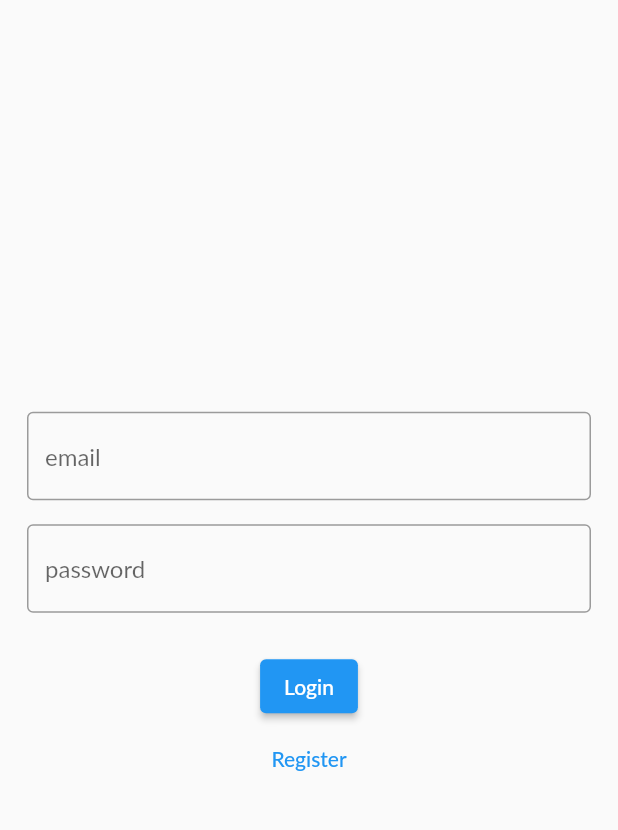
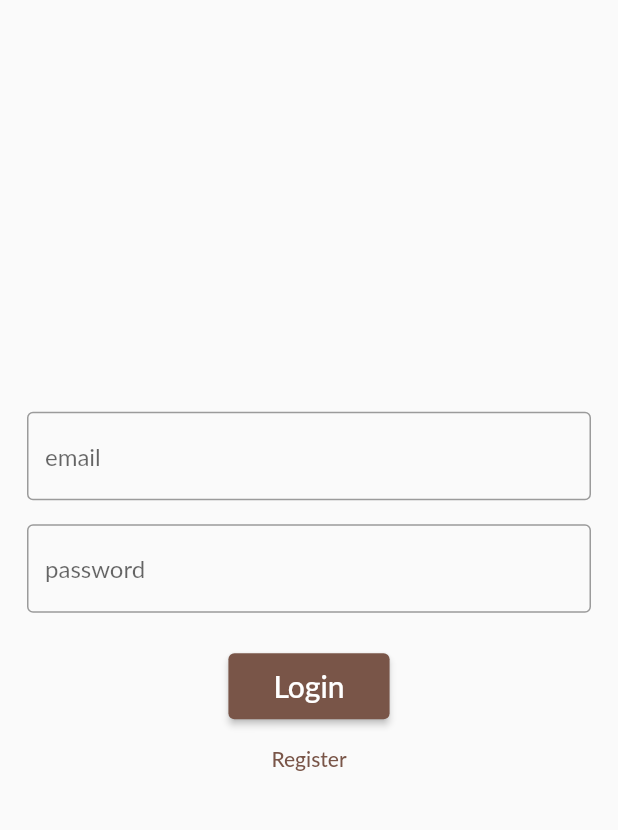
Before and after one commit to SamG10/torrefacteurK, a Flutter app: the screen it shows after launch, on a phone screen of 412 x 824 dp, the part 63-893 px from its top. Run offline on Flutter 3.47's test engine with Material 2 defaults, Android fonts, the light colour scheme and no system bars; our stand-ins replace firebase_auth, firebase_core, firebase_database; accounts and stored records are empty; Roboto replaces fonts that are missing (Lato).

Commit message:
feat: bottom app bar, logout button, form register

```diff
--- a/lib/main.dart
+++ b/lib/main.dart
@@ -1,5 +1,7 @@
 import 'package:firebase_core/firebase_core.dart';
+import 'package:firebase_database/firebase_database.dart';
 import 'package:flutter/material.dart';
+import 'package:torrefacteurk/firebase_options.dart';
 import 'package:torrefacteurk/views/widgets/widgetTree.dart';
 
 Future<void> main() async {
@@ -19,7 +21,7 @@ class MyApp extends StatelessWidget {
       debugShowCheckedModeBanner: false,
       theme: ThemeData(
         fontFamily: 'Lato',
-        primarySwatch: Colors.blue,
+        primarySwatch: Colors.brown,
       ),
       home: const WidgetTree(),
     );
--- /dev/null
+++ b/lib/models/user.dart
@@ -0,0 +1,14 @@
+class User {
+  String firstName;
+  String lastName;
+  String email;
+  String password;
+  String pseudo;
+  int coins = 10;
+  String avatar;
+
+  User({
+    required this.firstName, required this.lastName, required this.email,
+    required this.password, required this.pseudo, required this.coins, required this.avatar
+  });
+}
--- a/lib/views/screens/authenticationPage.dart
+++ b/lib/views/screens/authenticationPage.dart
@@ -16,6 +16,9 @@ class _AuthenticationPageState extends State<AuthenticationPage> {
 
   final TextEditingController _controllerEmail = TextEditingController();
   final TextEditingController _controllerPassword = TextEditingController();
+  final TextEditingController _controllerPseudo = TextEditingController();
+  final TextEditingController _controllerFirstName = TextEditingController();
+  final TextEditingController _controllerLastName = TextEditingController();
 
   Future signInWithEmailAndPassword() async {
     try {
@@ -44,6 +47,21 @@ class _AuthenticationPageState extends State<AuthenticationPage> {
   }
 
   Widget _entryField(String title, TextEditingController controller) {
+    if (title == "password") {
+      return Padding(
+        padding: const EdgeInsets.all(8.0),
+        child: TextField(
+          obscureText: true,
+          enableSuggestions: false,
+          autocorrect: false,
+          controller: controller,
+          decoration: InputDecoration(
+            border: OutlineInputBorder(),
+            hintText: title,
+          ),
+        ),
+      );
+    }
     return Padding(
       padding: const EdgeInsets.all(8.0),
       child: TextField(
@@ -62,10 +80,15 @@ class _AuthenticationPageState extends State<AuthenticationPage> {
 
   Widget _submitButton() {
     return ElevatedButton(
+        style: ElevatedButton.styleFrom(
+            padding: const EdgeInsets.symmetric(horizontal: 30, vertical: 10)),
         onPressed: isLogin
             ? signInWithEmailAndPassword
             : createUserWithEmailAndPassword,
-        child: Text(isLogin ? 'Login' : 'Register'));
+        child: Text(
+          isLogin ? 'Login' : 'Register',
+          style: TextStyle(fontSize: 20),
+        ));
   }
 
   Widget _loginOrRegisterButton() {
@@ -75,7 +98,38 @@ class _AuthenticationPageState extends State<AuthenticationPage> {
             isLogin = !isLogin;
           });
         },
-        child: Text(isLogin ? 'Register' : 'Login'));
+        child: Text(isLogin ? "Register" : "Login"));
+  }
+
+  Widget _formAuth() {
+    if (isLogin) {
+      return Column(
+        crossAxisAlignment: CrossAxisAlignment.center,
+        mainAxisAlignment: MainAxisAlignment.center,
+        children: <Widget>[
+          _entryField('email', _controllerEmail),
+          _entryField('password', _controllerPassword),
+          _errorMessage(),
+          _submitButton(),
+          _loginOrRegisterButton()
+        ],
+      );
+    } else {
+      return Column(
+        crossAxisAlignment: CrossAxisAlignment.center,
+        mainAxisAlignment: MainAxisAlignment.center,
+        children: <Widget>[
+          _entryField('email', _controllerEmail),
+          _entryField('password', _controllerPassword),
+          _entryField('pseudo', _controllerPseudo),
+          _entryField('firstName', _controllerFirstName),
+          _entryField('lastName', _controllerLastName),
+          _errorMessage(),
+          _submitButton(),
+          _loginOrRegisterButton()
+        ],
+      );
+    }
   }
 
   @override
@@ -87,20 +141,10 @@ class _AuthenticationPageState extends State<AuthenticationPage> {
           elevation: 0.0,
           centerTitle: true),
       body: Container(
-        height: double.infinity,
-        width: double.infinity,
-        padding: EdgeInsets.all(10),
-        child: Column(
-          crossAxisAlignment: CrossAxisAlignment.center,
-          mainAxisAlignment: MainAxisAlignment.center,
-          children: <Widget>[
-            _entryField('email', _controllerEmail),
-            _entryField('password', _controllerPassword),
-            _errorMessage(),
-            _submitButton(),
-            _loginOrRegisterButton()
-          ],
-        ),
+          height: double.infinity,
+          width: double.infinity,
+          padding: EdgeInsets.all(10),
+          child: _formAuth()
       ),
     );
   }
--- a/pubspec.yaml
+++ b/pubspec.yaml
@@ -38,6 +38,8 @@ dependencies:
   cupertino_icons: ^1.0.2
   firebase_auth: ^4.6.2
   firebase_core: ^2.13.1
+  firebase_database: ^10.2.2
+  get: ^4.6.5
 
 dev_dependencies:
   flutter_test:
```
Also changed, not shown: lib/views/screens/homePage.dart (+62 -12 lines), lib/views/widgets/navigationBar.dart (added, +20 -0 lines), lib/firebase_options.dart, pubspec.lock, 3 other files.
